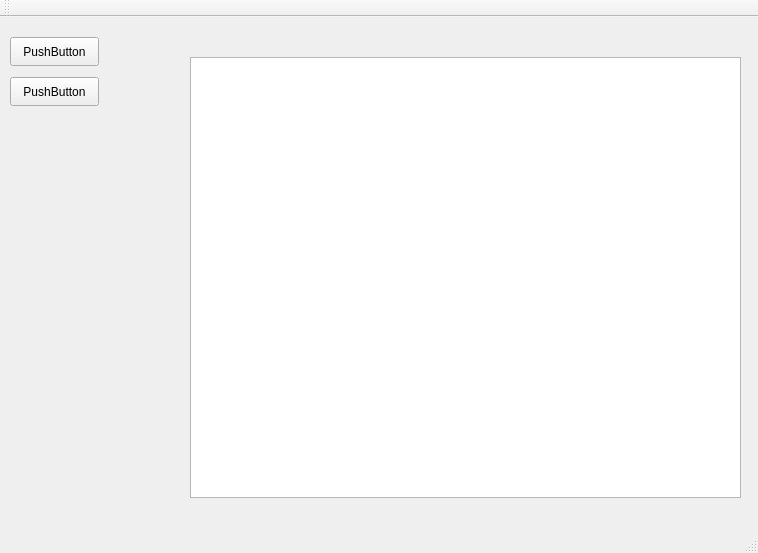
Qt form src/mainwindow.ui (ragga57/ICP) before a commit.
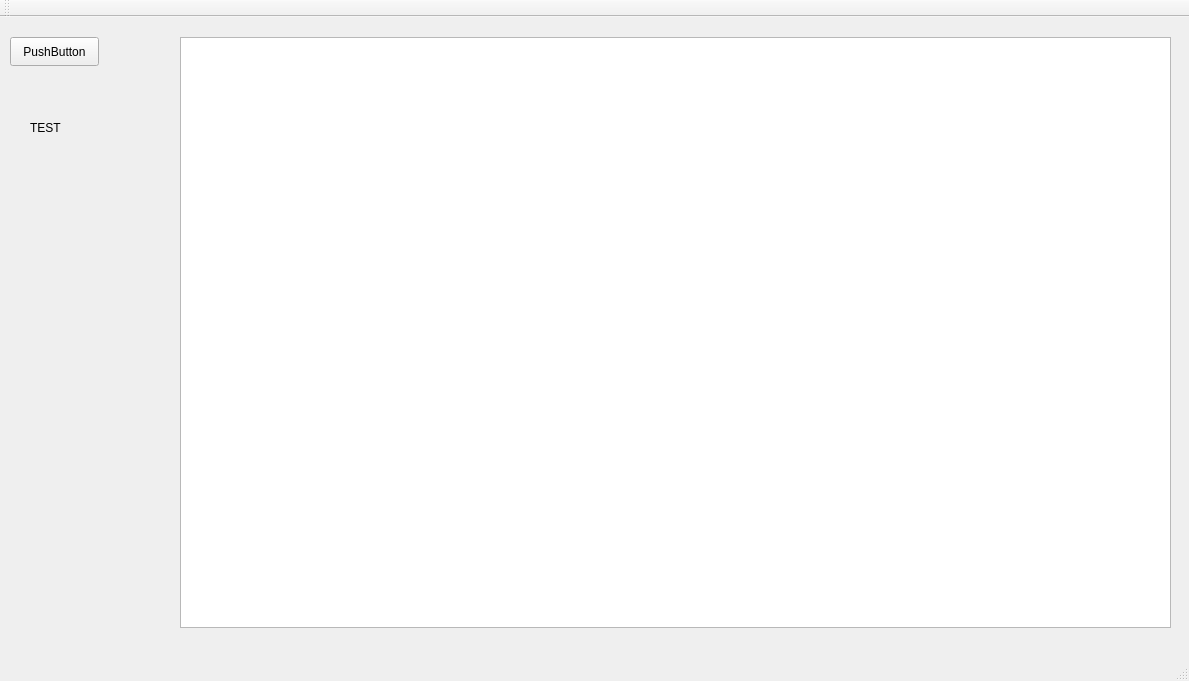
The same form after that commit.

Diff of the .ui file:
```diff
--- a/src/mainwindow.ui
+++ b/src/mainwindow.ui
@@ -6,10 +6,16 @@
    <rect>
     <x>0</x>
     <y>0</y>
-    <width>758</width>
-    <height>553</height>
+    <width>1189</width>
+    <height>681</height>
    </rect>
   </property>
+  <property name="maximumSize">
+   <size>
+    <width>16777215</width>
+    <height>16777215</height>
+   </size>
+  </property>
   <property name="windowTitle">
    <string>MainWindow</string>
   </property>
@@ -27,29 +33,29 @@
      <string>PushButton</string>
     </property>
    </widget>
-   <widget class="QPushButton" name="pushButton_2">
-    <property name="geometry">
-     <rect>
-      <x>10</x>
-      <y>60</y>
-      <width>89</width>
-      <height>29</height>
-     </rect>
-    </property>
-    <property name="text">
-     <string>PushButton</string>
-    </property>
-   </widget>
    <widget class="QGraphicsView" name="graphicsView">
     <property name="geometry">
      <rect>
-      <x>190</x>
-      <y>40</y>
-      <width>551</width>
-      <height>441</height>
+      <x>180</x>
+      <y>20</y>
+      <width>991</width>
+      <height>591</height>
      </rect>
     </property>
    </widget>
+   <widget class="QLabel" name="label">
+    <property name="geometry">
+     <rect>
+      <x>30</x>
+      <y>100</y>
+      <width>69</width>
+      <height>21</height>
+     </rect>
+    </property>
+    <property name="text">
+     <string>TEST</string>
+    </property>
+   </widget>
   </widget>
   <widget class="QMenuBar" name="menuBar">
    <property name="geometry">
```
Left out of the diff: 2 changed lines with no effect on the pictures.
